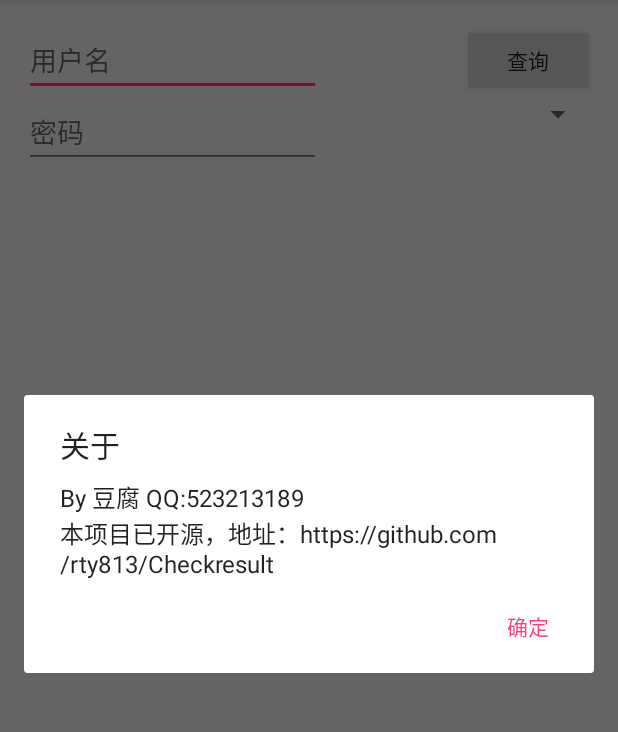
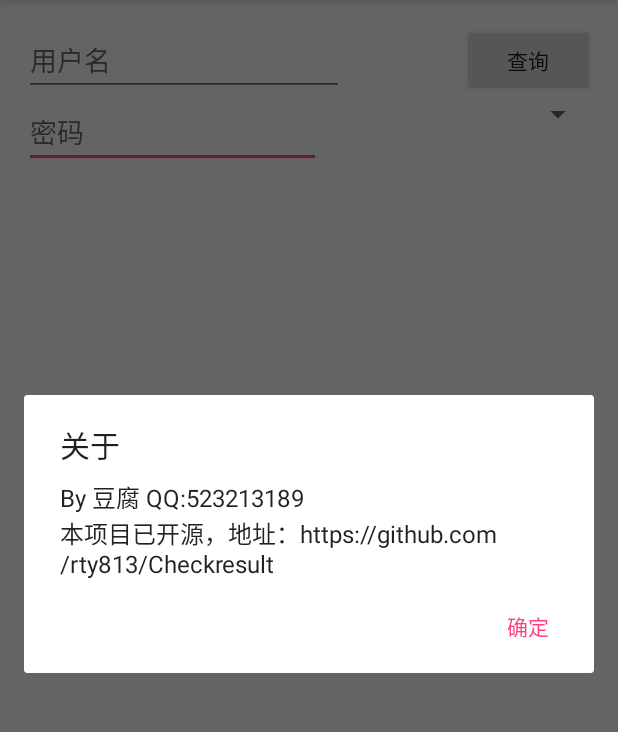
Before and after one commit to rty813/Checkresult, an Android app: the screen it shows after launch (MainActivity), in the options menu, after a tap on "关于", on a phone screen of 412 x 824 dp, the part 84-816 px from its top. Run offline under Robolectric (Android 15) with nearby library versions, the phone set to English and light mode, and no system bars.

```diff
--- a/app/build.gradle
+++ b/app/build.gradle
@@ -25,6 +25,7 @@ dependencies {
         exclude group: 'com.android.support', module: 'support-annotations'
     })
     compile 'com.android.support:appcompat-v7:25.1.0'
+    compile 'com.android.support:design:22.2.1'
     testCompile 'junit:junit:4.12'
     compile files('libs/jsoup-1.6.1.jar')
 }
--- a/app/src/main/res/layout/activity_main.xml
+++ b/app/src/main/res/layout/activity_main.xml
@@ -36,17 +36,6 @@
         android:layout_alignParentEnd="true"
         android:layout_toEndOf="@+id/editun" />
 
-    <EditText
-        android:layout_width="wrap_content"
-        android:layout_height="wrap_content"
-        android:inputType="textPersonName"
-        android:ems="10"
-        android:id="@+id/editun"
-        android:hint="用户名"
-        android:layout_alignParentTop="true"
-        android:layout_alignRight="@+id/editpw"
-        android:layout_alignEnd="@+id/editpw" />
-
     <ProgressBar
         style="?android:attr/progressBarStyle"
         android:visibility="gone"
@@ -69,4 +58,15 @@
         android:layout_below="@+id/editun"
         android:layout_toLeftOf="@+id/button"
         android:layout_toStartOf="@+id/button" />
+
+    <EditText
+        android:layout_width="wrap_content"
+        android:layout_height="wrap_content"
+        android:inputType="textPersonName"
+        android:ems="10"
+        android:id="@+id/editun"
+        android:hint="用户名"
+        android:layout_alignParentTop="true"
+        android:layout_alignParentLeft="true"
+        android:layout_alignParentStart="true" />
 </RelativeLayout>
```
Also changed, not shown: 2 other files.
